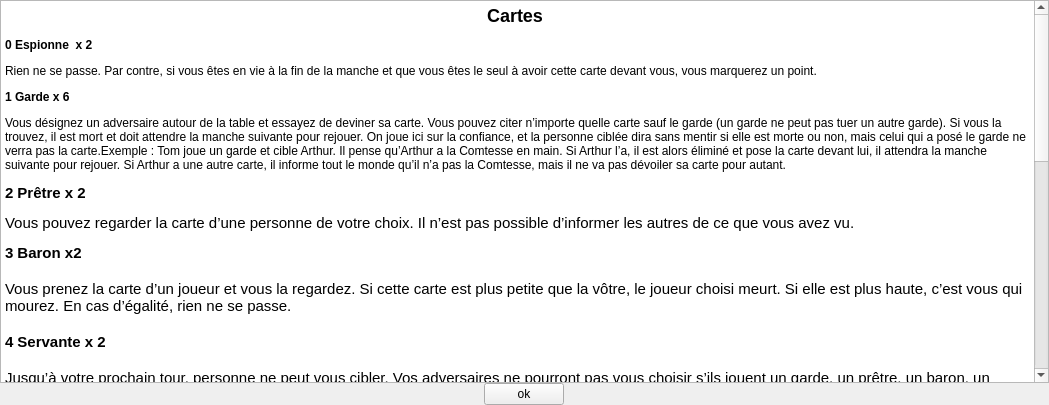
Old version of the form FichiersQT/affichageactionscartes.ui in the repository erreur130/LoveLetter.
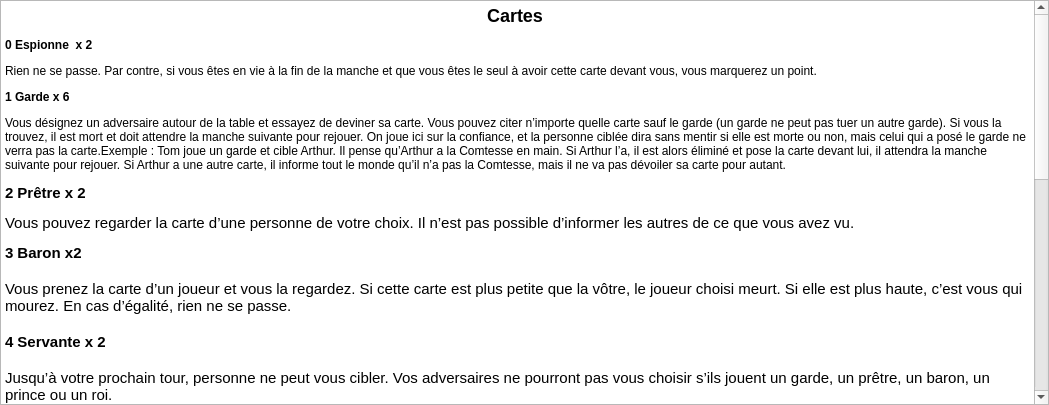
New version of the form.

Commit message: feat : Rajout d'ui

Diff of the .ui file:
```diff
--- a/FichiersQT/affichageactionscartes.ui
+++ b/FichiersQT/affichageactionscartes.ui
@@ -91,22 +91,6 @@
      </property>
     </widget>
    </item>
-   <item alignment="Qt::AlignmentFlag::AlignHCenter">
-    <widget class="QPushButton" name="ok_button">
-     <property name="enabled">
-      <bool>true</bool>
-     </property>
-     <property name="maximumSize">
-      <size>
-       <width>100</width>
-       <height>100</height>
-      </size>
-     </property>
-     <property name="text">
-      <string>ok</string>
-     </property>
-    </widget>
-   </item>
   </layout>
  </widget>
  <resources/>
```
The commit also changes 7 other files.
